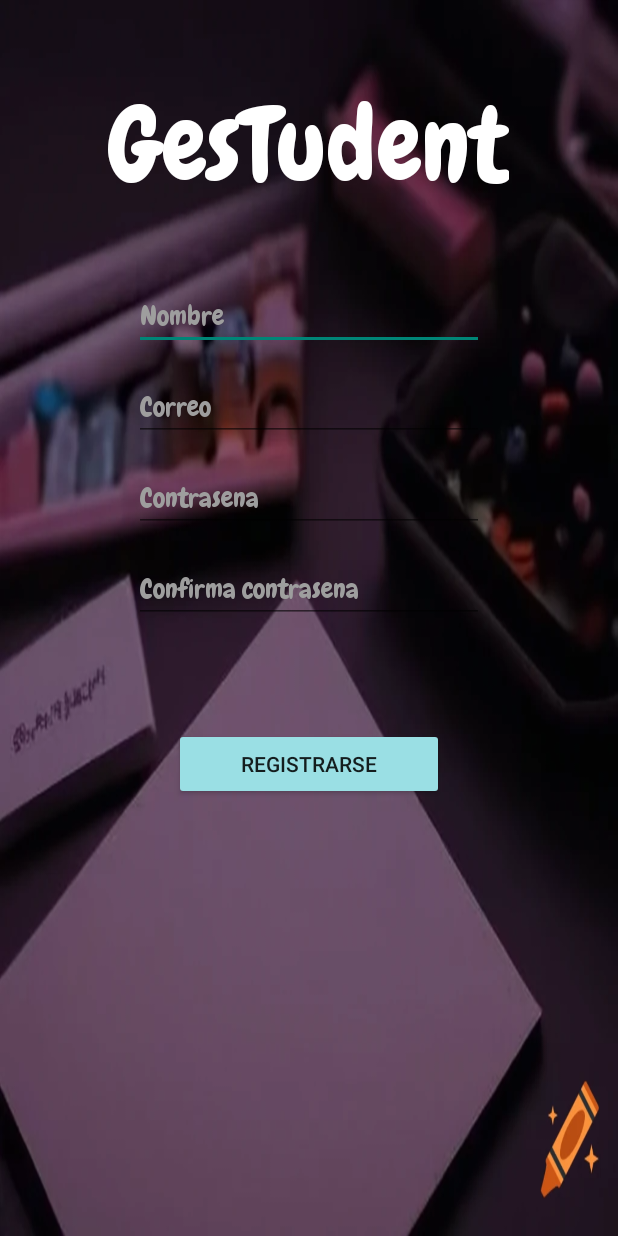
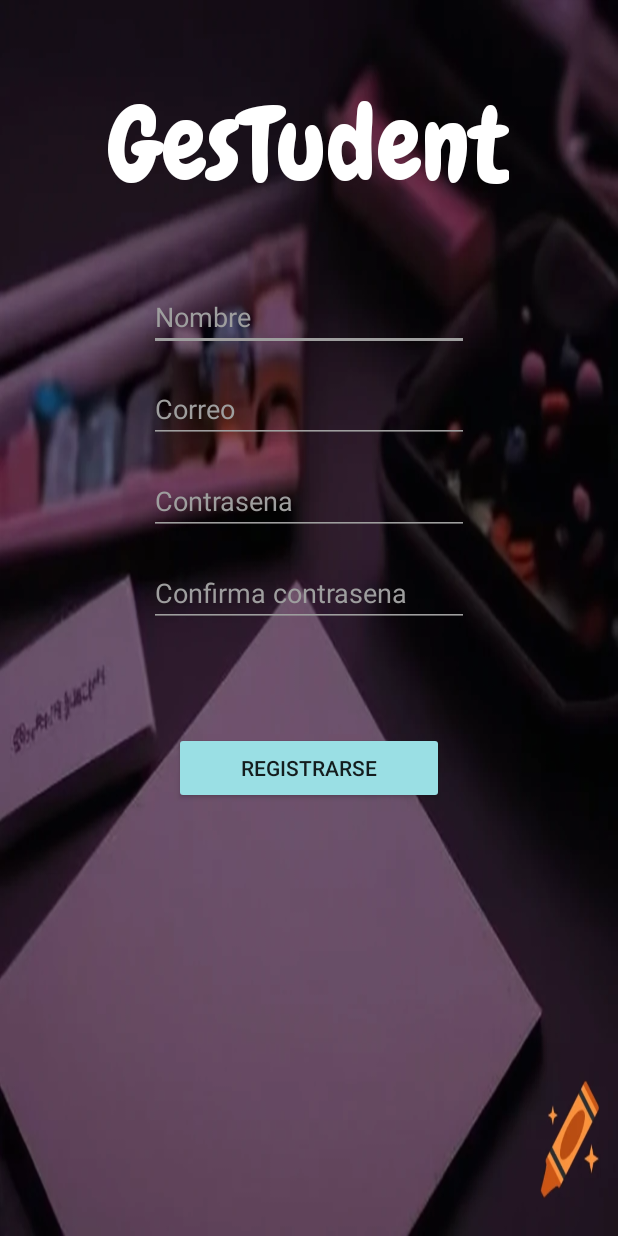
Before and after one commit to FdezGMiguel95/GeSTudent, an Android app: the SignInActivity screen opened directly, with no data from a screen before it, on a phone screen of 412 x 824 dp. Run offline under Robolectric (Android 15) with nearby library versions, the phone set to English and light mode, and no system bars; our stand-ins replace Firebase (no records; nobody signed in at launch, a user with empty details on screens opened directly).

Commit message:
Cambiados colores de los HINTS y underline que faltaban

```diff
--- a/app/src/main/res/layout/activity_login.xml
+++ b/app/src/main/res/layout/activity_login.xml
@@ -40,6 +40,7 @@
         android:ems="10"
         android:inputType="text"
         android:hint="Email"
+        android:textColor="@color/white"
         app:backgroundTint="@color/grisOscuro" />
 
     <EditText
@@ -52,6 +53,7 @@
         android:ems="10"
         android:inputType="text"
         android:hint="Password"
+        android:textColor="@color/white"
         app:backgroundTint="@color/grisOscuro" />
 
     <TextView
--- a/app/src/main/res/layout/activity_sign_in.xml
+++ b/app/src/main/res/layout/activity_sign_in.xml
@@ -6,75 +6,79 @@
     android:layout_width="match_parent"
     android:layout_height="match_parent"
     tools:context=".SignInActivity"
-    android:background="@drawable/fondo"
-    >
+    android:background="@drawable/fondo">
+
     <TextView
         android:id="@+id/tvTitle"
         android:layout_width="wrap_content"
         android:layout_height="wrap_content"
+        android:layout_marginTop="53dp"
         android:layout_centerHorizontal="true"
-        android:text="GesTudent"
         android:fontFamily="@font/chewy"
         android:textSize="68dp"
-        android:layout_marginTop="53dp"
-        android:textColor="@color/white"/>
+        android:textColor="@color/white"
+        android:text="GesTudent" />
 
     <EditText
+        android:id="@+id/etName"
         android:layout_below="@id/tvTitle"
-        android:id="@+id/etName"
         android:layout_width="wrap_content"
         android:layout_height="wrap_content"
         android:layout_marginTop="48dp"
         android:layout_centerHorizontal="true"
         android:ems="10"
+        android:inputType="text"
         android:hint="Nombre"
-        android:inputType="text"
         android:textColor="@color/white"
-        android:fontFamily="@font/chewy"/>
+        app:backgroundTint="@color/grisOscuro" />
+
     <EditText
+        android:id="@+id/etMail"
         android:layout_below="@id/etName"
-        android:id="@+id/etMail"
         android:layout_width="wrap_content"
         android:layout_height="wrap_content"
         android:layout_marginTop="16dp"
         android:layout_centerHorizontal="true"
         android:ems="10"
+        android:inputType="textEmailAddress"
         android:hint="Correo"
-        android:inputType="textEmailAddress"
         android:textColor="@color/white"
-        android:fontFamily="@font/chewy"/>
+        app:backgroundTint="@color/grisOscuro" />
+
     <EditText
+        android:id="@+id/etPassword"
         android:layout_below="@id/etMail"
-        android:id="@+id/etPassword"
         android:layout_width="wrap_content"
         android:layout_height="wrap_content"
         android:layout_marginTop="16dp"
         android:layout_centerHorizontal="true"
         android:ems="10"
+        android:inputType="textPassword"
         android:hint="Contrasena"
-        android:inputType="textPassword"
         android:textColor="@color/white"
-        android:fontFamily="@font/chewy"/>
+        app:backgroundTint="@color/grisOscuro" />
+
     <EditText
+        android:id="@+id/etSecondPassword"
         android:layout_below="@id/etPassword"
-        android:id="@+id/etSecondPassword"
         android:layout_width="wrap_content"
         android:layout_height="wrap_content"
         android:layout_marginTop="16dp"
         android:layout_centerHorizontal="true"
         android:ems="10"
+        android:inputType="textPassword"
         android:hint="Confirma contrasena"
-        android:inputType="textPassword"
         android:textColor="@color/white"
-        android:fontFamily="@font/chewy"/>
+        app:backgroundTint="@color/grisOscuro" />
+
     <Button
+        android:id="@+id/btnSign"
         android:layout_below="@id/etSecondPassword"
-        android:id="@+id/btnSign"
         android:layout_width="180dp"
         android:layout_height="wrap_content"
         android:layout_centerHorizontal="true"
         android:layout_marginTop="70dp"
         android:paddingHorizontal="10dp"
-        android:text="Registrarse"
-        />
+        android:text="Registrarse" />
+
 </RelativeLayout>
```
